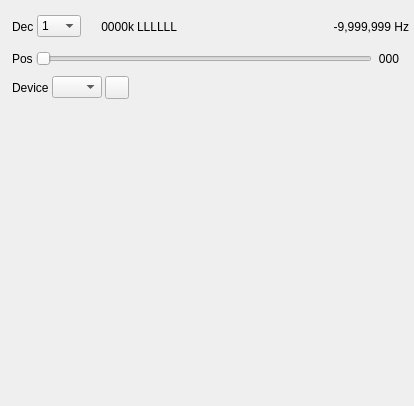
f4exb/sdrangel, file plugins/channelrx/localsink/localsinkgui.ui: the form before one commit.
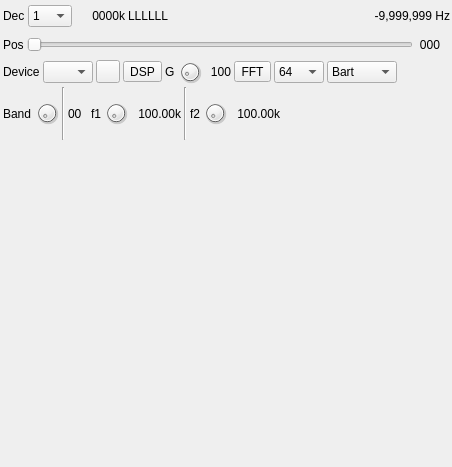
The form after the commit. Icons and pictures are not drawn. Custom widgets are drawn as their Qt base class.

Commit message: Local Sink: added GUI controls and implemented gain stage

What changed in the file:
```diff
--- a/plugins/channelrx/localsink/localsinkgui.ui
+++ b/plugins/channelrx/localsink/localsinkgui.ui
@@ -6,8 +6,8 @@
    <rect>
     <x>0</x>
     <y>0</y>
-    <width>414</width>
-    <height>406</height>
+    <width>452</width>
+    <height>467</height>
    </rect>
   </property>
   <property name="sizePolicy">
@@ -34,10 +34,10 @@
   <widget class="QWidget" name="settingsContainer" native="true">
    <property name="geometry">
     <rect>
-     <x>10</x>
-     <y>10</y>
-     <width>401</width>
-     <height>91</height>
+     <x>1</x>
+     <y>1</y>
+     <width>451</width>
+     <height>141</height>
     </rect>
    </property>
    <property name="minimumSize">
@@ -290,6 +290,215 @@
         </property>
        </widget>
       </item>
+      <item>
+       <widget class="ButtonSwitch" name="dsp">
+        <property name="text">
+         <string>DSP</string>
+        </property>
+       </widget>
+      </item>
+      <item>
+       <widget class="QLabel" name="gainLabel">
+        <property name="text">
+         <string>G</string>
+        </property>
+       </widget>
+      </item>
+      <item>
+       <widget class="QDial" name="gain">
+        <property name="minimumSize">
+         <size>
+          <width>24</width>
+          <height>24</height>
+         </size>
+        </property>
+        <property name="maximumSize">
+         <size>
+          <width>24</width>
+          <height>24</height>
+         </size>
+        </property>
+        <property name="toolTip">
+         <string>Gain in dB</string>
+        </property>
+        <property name="minimum">
+         <number>-10</number>
+        </property>
+        <property name="maximum">
+         <number>100</number>
+        </property>
+        <property name="pageStep">
+         <number>1</number>
+        </property>
+       </widget>
+      </item>
+      <item>
+       <widget class="QLabel" name="gainText">
+        <property name="minimumSize">
+         <size>
+          <width>26</width>
+          <height>0</height>
+         </size>
+        </property>
+        <property name="toolTip">
+         <string>Gain in dB</string>
+        </property>
+        <property name="text">
+         <string>100</string>
+        </property>
+        <property name="alignment">
+         <set>Qt::AlignRight|Qt::AlignTrailing|Qt::AlignVCenter</set>
+        </property>
+       </widget>
+      </item>
+      <item>
+       <widget class="ButtonSwitch" name="fft">
+        <property name="text">
+         <string>FFT</string>
+        </property>
+       </widget>
+      </item>
+      <item>
+       <widget class="QComboBox" name="fftSize">
+        <property name="sizePolicy">
+         <sizepolicy hsizetype="Minimum" vsizetype="Fixed">
+          <horstretch>0</horstretch>
+          <verstretch>0</verstretch>
+         </sizepolicy>
+        </property>
+        <property name="minimumSize">
+         <size>
+          <width>50</width>
+          <height>0</height>
+         </size>
+        </property>
+        <property name="maximumSize">
+         <size>
+          <width>50</width>
+          <height>16777215</height>
+         </size>
+        </property>
+        <property name="toolTip">
+         <string>FFT size</string>
+        </property>
+        <property name="sizeAdjustPolicy">
+         <enum>QComboBox::AdjustToContents</enum>
+        </property>
+        <item>
+         <property name="text">
+          <string>64</string>
+         </property>
+        </item>
+        <item>
+         <property name="text">
+          <string>128</string>
+         </property>
+        </item>
+        <item>
+         <property name="text">
+          <string>256</string>
+         </property>
+        </item>
+        <item>
+         <property name="text">
+          <string>512</string>
+         </property>
+        </item>
+        <item>
+         <property name="text">
+          <string>1k</string>
+         </property>
+        </item>
+        <item>
+         <property name="text">
+          <string>2k</string>
+         </property>
+        </item>
+        <item>
+         <property name="text">
+          <string>4k</string>
+         </property>
+        </item>
+        <item>
+         <property name="text">
+          <string>8k</string>
+         </property>
+        </item>
+       </widget>
+      </item>
+      <item>
+       <widget class="QComboBox" name="fftWindow">
+        <property name="sizePolicy">
+         <sizepolicy hsizetype="Maximum" vsizetype="Fixed">
+          <horstretch>0</horstretch>
+          <verstretch>0</verstretch>
+         </sizepolicy>
+        </property>
+        <property name="minimumSize">
+         <size>
+          <width>70</width>
+          <height>0</height>
+         </size>
+        </property>
+        <property name="maximumSize">
+         <size>
+          <width>60</width>
+          <height>16777215</height>
+         </size>
+        </property>
+        <property name="toolTip">
+         <string>FFT filter window function</string>
+        </property>
+        <property name="sizeAdjustPolicy">
+         <enum>QComboBox::AdjustToContents</enum>
+        </property>
+        <item>
+         <property name="text">
+          <string>Bart</string>
+         </property>
+        </item>
+        <item>
+         <property name="text">
+          <string>B-H</string>
+         </property>
+        </item>
+        <item>
+         <property name="text">
+          <string>FT</string>
+         </property>
+        </item>
+        <item>
+         <property name="text">
+          <string>Ham</string>
+         </property>
+        </item>
+        <item>
+         <property name="text">
+          <string>Han</string>
+         </property>
+        </item>
+        <item>
+         <property name="text">
+          <string>Rec</string>
+         </property>
+        </item>
+        <item>
+         <property name="text">
+          <string>Kai</string>
+         </property>
+        </item>
+        <item>
+         <property name="text">
+          <string>Black</string>
+         </property>
+        </item>
+        <item>
+         <property name="text">
+          <string>B-H7</string>
+         </property>
+        </item>
+       </widget>
+      </item>
       <item>
        <spacer name="horizontalSpacer">
         <property name="orientation">
@@ -305,13 +514,203 @@
       </item>
      </layout>
     </item>
+    <item>
+     <layout class="QHBoxLayout" name="fftLayout">
+      <item>
+       <widget class="QLabel" name="label_3">
+        <property name="text">
+         <string>Band</string>
+        </property>
+       </widget>
+      </item>
+      <item>
+       <widget class="QDial" name="bandIndex">
+        <property name="minimumSize">
+         <size>
+          <width>24</width>
+          <height>24</height>
+         </size>
+        </property>
+        <property name="maximumSize">
+         <size>
+          <width>24</width>
+          <height>24</height>
+         </size>
+        </property>
+        <property name="toolTip">
+         <string>FFT band index</string>
+        </property>
+        <property name="minimum">
+         <number>0</number>
+        </property>
+        <property name="maximum">
+         <number>9</number>
+        </property>
+        <property name="pageStep">
+         <number>1</number>
+        </property>
+       </widget>
+      </item>
+      <item>
+       <widget class="Line" name="line">
+        <property name="orientation">
+         <enum>Qt::Vertical</enum>
+        </property>
+       </widget>
+      </item>
+      <item>
+       <widget class="QLabel" name="bandIndexText">
+        <property name="minimumSize">
+         <size>
+          <width>20</width>
+          <height>0</height>
+         </size>
+        </property>
+        <property name="toolTip">
+         <string>FFT band index</string>
+        </property>
+        <property name="text">
+         <string>00</string>
+        </property>
+       </widget>
+      </item>
+      <item>
+       <widget class="QLabel" name="f1Label">
+        <property name="text">
+         <string>f1</string>
+        </property>
+       </widget>
+      </item>
+      <item>
+       <widget class="QDial" name="f1Bin">
+        <property name="minimumSize">
+         <size>
+          <width>24</width>
+          <height>24</height>
+         </size>
+        </property>
+        <property name="maximumSize">
+         <size>
+          <width>24</width>
+          <height>24</height>
+         </size>
+        </property>
+        <property name="toolTip">
+         <string>Frequency limit #1 bin</string>
+        </property>
+        <property name="minimum">
+         <number>0</number>
+        </property>
+        <property name="maximum">
+         <number>1023</number>
+        </property>
+        <property name="pageStep">
+         <number>1</number>
+        </property>
+       </widget>
+      </item>
+      <item>
+       <widget class="QLabel" name="f1Text">
+        <property name="minimumSize">
+         <size>
+          <width>50</width>
+          <height>0</height>
+         </size>
+        </property>
+        <property name="toolTip">
+         <string>Frequency limit #1 frequency</string>
+        </property>
+        <property name="text">
+         <string>100.00k</string>
+        </property>
+        <property name="alignment">
+         <set>Qt::AlignRight|Qt::AlignTrailing|Qt::AlignVCenter</set>
+        </property>
+       </widget>
+      </item>
+      <item>
+       <widget class="Line" name="line_2">
+        <property name="orientation">
+         <enum>Qt::Vertical</enum>
+        </property>
+       </widget>
+      </item>
+      <item>
+       <widget class="QLabel" name="f2Label">
+        <property name="text">
+         <string>f2</string>
+        </property>
+       </widget>
+      </item>
+      <item>
+       <widget class="QDial" name="f2Bin">
+        <property name="minimumSize">
+         <size>
+          <width>24</width>
+          <height>24</height>
+         </size>
+        </property>
+        <property name="maximumSize">
+         <size>
+          <width>24</width>
+          <height>24</height>
+         </size>
+        </property>
+        <property name="toolTip">
+         <string>Frequency limit #2 bin</string>
+        </property>
+        <property name="minimum">
+         <number>0</number>
+        </property>
+        <property name="maximum">
+         <number>1023</number>
+        </property>
+        <property name="pageStep">
+         <number>1</number>
+        </property>
+       </widget>
+      </item>
+      <item>
+       <widget class="QLabel" name="f2Text">
+        <property name="minimumSize">
+         <size>
+          <width>50</width>
+          <height>0</height>
+         </size>
+        </property>
+        <property name="toolTip">
+         <string>Frequency limit #2 frequency</string>
+        </property>
+        <property name="text">
+         <string>100.00k</string>
+        </property>
+        <property name="alignment">
+         <set>Qt::AlignRight|Qt::AlignTrailing|Qt::AlignVCenter</set>
+        </property>
+       </widget>
+      </item>
+      <item>
+       <spacer name="horizontalSpacer_3">
+        <property name="orientation">
+         <enum>Qt::Horizontal</enum>
+        </property>
+        <property name="sizeHint" stdset="0">
+         <size>
+          <width>40</width>
+          <height>20</height>
+         </size>
+        </property>
+       </spacer>
+      </item>
+     </layout>
+    </item>
    </layout>
   </widget>
   <widget class="QWidget" name="spectrumContainer" native="true">
    <property name="geometry">
     <rect>
      <x>10</x>
-     <y>110</y>
+     <y>160</y>
      <width>218</width>
      <height>284</height>
     </rect>
```
Left out of the diff: 2 changed lines with no effect on the pictures. The commit also changes 8 other files.
